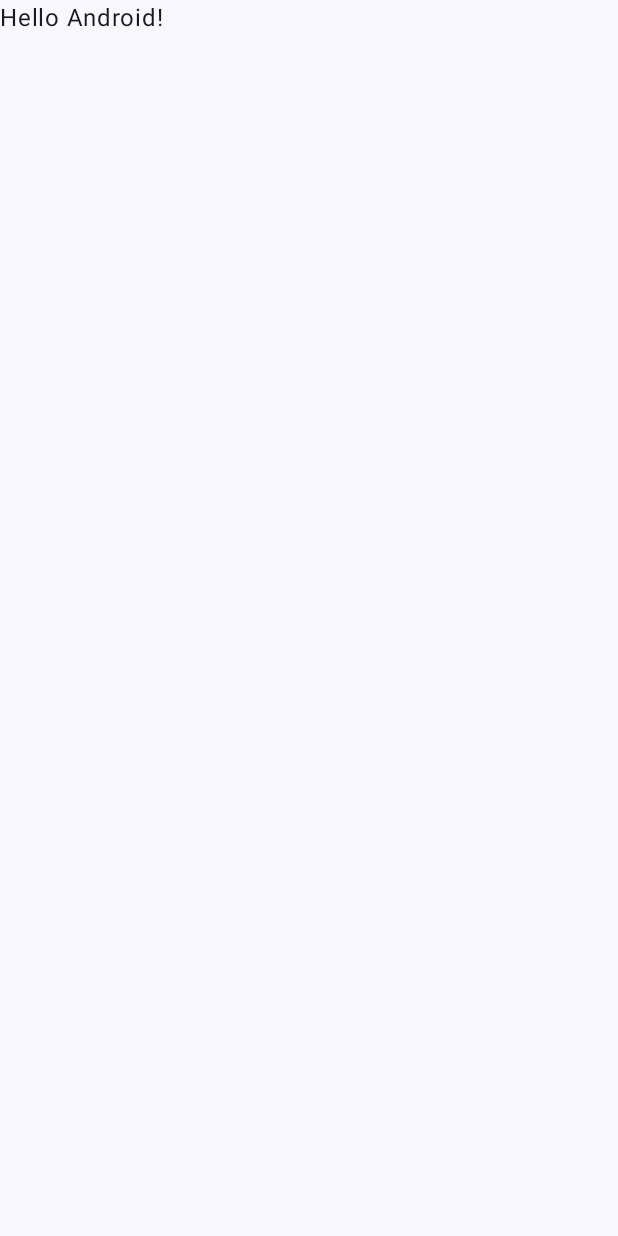
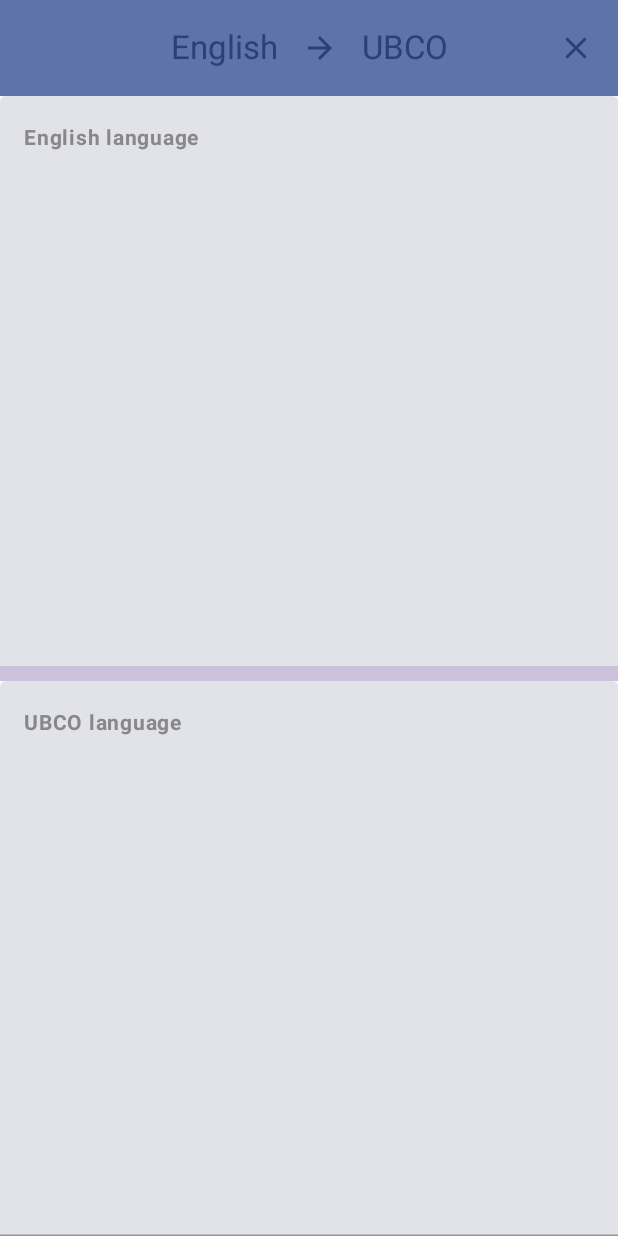
Before and after one commit to taloengrat-p/UBCO_Translate_Text, an Android app built with Jetpack Compose: the screen it shows after launch (MainActivity), on a phone screen of 412 x 824 dp. Before the commit the screen is almost empty. Run offline under Robolectric (Android 15) with nearby library versions, the phone set to English and light mode, and no system bars.

Commit message:
feature : translate ubco rule

```diff
--- a/ubco_translate_text/app/src/main/java/com/example/ubco/ubcotranslatetext/MainActivity.kt
+++ b/ubco_translate_text/app/src/main/java/com/example/ubco/ubcotranslatetext/MainActivity.kt
@@ -3,18 +3,23 @@ package com.example.ubco.ubcotranslatetext
 import android.os.Bundle
 import androidx.activity.ComponentActivity
 import androidx.activity.compose.setContent
+import androidx.activity.viewModels
 import androidx.compose.foundation.layout.fillMaxSize
 import androidx.compose.material3.MaterialTheme
 import androidx.compose.material3.Surface
-import androidx.compose.material3.Text
-import androidx.compose.runtime.Composable
 import androidx.compose.ui.Modifier
-import androidx.compose.ui.tooling.preview.Preview
 import com.example.ubco.ubcotranslatetext.ui.theme.UBCOTranslateTextTheme
+import com.example.ubco.ubcotranslatetext.ui.theme.screens.TranslateTextScreen
+import com.example.ubco.ubcotranslatetext.ui.theme.viewmodels.TranslateTextViewModel
 
 class MainActivity : ComponentActivity() {
+
+    private val translateTextViewModel: TranslateTextViewModel by viewModels()
+
+
     override fun onCreate(savedInstanceState: Bundle?) {
         super.onCreate(savedInstanceState)
+
         setContent {
             UBCOTranslateTextTheme {
                 // A surface container using the 'background' color from the theme
@@ -22,25 +27,12 @@ class MainActivity : ComponentActivity() {
                     modifier = Modifier.fillMaxSize(),
                     color = MaterialTheme.colorScheme.background
                 ) {
-                    Greeting("Android")
+                    TranslateTextScreen(
+                        translateTextViewModel,
+                    )
                 }
             }
         }
     }
+
 }
-
-@Composable
-fun Greeting(name: String, modifier: Modifier = Modifier) {
-    Text(
-        text = "Hello $name!",
-        modifier = modifier
-    )
-}
-
-@Preview(showBackground = true)
-@Composable
-fun GreetingPreview() {
-    UBCOTranslateTextTheme {
-        Greeting("Android")
-    }
-}
--- /dev/null
+++ b/ubco_translate_text/app/src/main/java/com/example/ubco/ubcotranslatetext/ui/theme/screens/TranslateTextScreen.kt
@@ -0,0 +1,190 @@
+package com.example.ubco.ubcotranslatetext.ui.theme.screens
+
+import androidx.compose.foundation.BorderStroke
+import androidx.compose.foundation.border
+import androidx.compose.foundation.layout.Arrangement
+import androidx.compose.foundation.layout.Box
+import androidx.compose.foundation.layout.Column
+import androidx.compose.foundation.layout.Row
+import androidx.compose.foundation.layout.fillMaxHeight
+import androidx.compose.foundation.layout.fillMaxSize
+import androidx.compose.foundation.layout.fillMaxWidth
+import androidx.compose.foundation.layout.padding
+import androidx.compose.foundation.layout.width
+import androidx.compose.foundation.shape.RoundedCornerShape
+import androidx.compose.material.icons.Icons
+import androidx.compose.material.icons.filled.ArrowForward
+import androidx.compose.material.icons.filled.Close
+import androidx.compose.material3.CenterAlignedTopAppBar
+import androidx.compose.material3.Divider
+import androidx.compose.material3.ExperimentalMaterial3Api
+import androidx.compose.material3.Icon
+import androidx.compose.material3.IconButton
+import androidx.compose.material3.MaterialTheme
+import androidx.compose.material3.Scaffold
+import androidx.compose.material3.Text
+import androidx.compose.material3.TextField
+import androidx.compose.material3.TextFieldDefaults
+import androidx.compose.material3.TopAppBarDefaults
+import androidx.compose.runtime.Composable
+import androidx.compose.ui.Alignment
+import androidx.compose.ui.Modifier
+import androidx.compose.ui.graphics.Color
+import androidx.compose.ui.res.stringResource
+import androidx.compose.ui.text.TextStyle
+import androidx.compose.ui.text.font.FontWeight
+import androidx.compose.ui.tooling.preview.Preview
+import androidx.compose.ui.unit.dp
+import androidx.compose.ui.unit.sp
+import com.example.ubco.ubcotranslatetext.R
+import com.example.ubco.ubcotranslatetext.ui.theme.PurpleGrey80
+import com.example.ubco.ubcotranslatetext.ui.theme.viewmodels.TranslateTextViewModel
+
+@OptIn(ExperimentalMaterial3Api::class)
+@Composable
+fun TranslateTextScreen(
+    viewModel: TranslateTextViewModel,
+    modifier: Modifier = Modifier,
+) {
+
+
+    Scaffold(
+        topBar = {
+            CenterAlignedTopAppBar(
+                colors = TopAppBarDefaults.topAppBarColors(
+                    containerColor = MaterialTheme.colorScheme.primaryContainer,
+                    titleContentColor = MaterialTheme.colorScheme.primary,
+                ),
+                title = {
+                    Row(
+                        horizontalArrangement = Arrangement.SpaceBetween,
+                        verticalAlignment = Alignment.CenterVertically
+
+                    ) {
+
+                        Text(stringResource(id = R.string.english))
+                        Box(modifier = modifier.width(16.dp))
+                        Icon(Icons.Default.ArrowForward, contentDescription = "Forward")
+                        Box(modifier = modifier.width(16.dp))
+                        Text(stringResource(id = R.string.ubco))
+                    }
+                },
+                actions = {
+                    IconButton(
+                        onClick = {
+                            viewModel.doClear()
+                        }) {
+                        Icon(
+                            Icons.Default.Close,
+                            contentDescription = "Close",
+                            tint = MaterialTheme.colorScheme.primary
+                        )
+                    }
+                }
+            )
+        },
+    ) { innerPadding ->
+        Column(
+            modifier = Modifier
+                .fillMaxSize()
+                .padding(innerPadding)
+
+        ) {
+            TextField(
+                maxLines = 10,
+                value = viewModel.originalWord,
+                onValueChange = {
+                    viewModel.doTranslate(it)
+                },
+                colors = TextFieldDefaults.colors(
+                    focusedIndicatorColor = Color.Transparent,
+                    unfocusedIndicatorColor = Color.Transparent
+                ),
+                placeholder = {
+                    Text(
+                        text = stringResource(id = R.string.txf_placeholder),
+                        fontWeight = FontWeight.Bold,
+                        fontSize = 24.sp,
+                        color = Color.Black
+                    )
+                },
+                label = {
+                    Text(
+                        stringResource(id = R.string.english_language),
+                        fontWeight = FontWeight.Bold,
+                        fontSize = 14.sp,
+                        color = Color.Gray
+                    )
+                },
+                singleLine = false,
+                textStyle = TextStyle(
+                    fontWeight = FontWeight.Bold,
+                    fontSize = 24.sp,
+                    color = Color.Black
+                ),
+                modifier = modifier
+                    .fillMaxWidth()
+                    .fillMaxHeight(0.5f)
+                    .border(
+                        border = BorderStroke(0.dp, Color.Transparent),
+                    )
+
+
+            )
+            Divider(
+                color = PurpleGrey80,
+                thickness = 10.dp,
+                modifier = modifier.border(
+                    border = BorderStroke(0.dp, Color.Transparent),
+                    shape = RoundedCornerShape(0.dp),
+                )
+            )
+            TextField(
+                maxLines = 10,
+                value = viewModel.translateResult,
+                onValueChange = { },
+                readOnly = true,
+                placeholder = {
+                    Text(
+                        text = stringResource(id = R.string.txf_placeholder),
+                        fontWeight = FontWeight.Bold,
+                        fontSize = 24.sp,
+                        color = Color.Black
+                    )
+                },
+                label = {
+                    Text(
+                        stringResource(id = R.string.ubco_language),
+                        fontWeight = FontWeight.Bold,
+                        fontSize = 14.sp,
+                        color = Color.Gray
+                    )
+                },
+                singleLine = false,
+                textStyle = TextStyle(
+                    fontWeight = FontWeight.Bold,
+                    fontSize = 24.sp,
+                    color = Color.Black
+                ),
+                enabled = false,
+                modifier = modifier
+                    .fillMaxWidth()
+                    .fillMaxHeight(1f)
+
+            )
+        }
+
+    }
+
+
+}
+
+@Preview(showBackground = true)
+@Composable
+fun TranslateTextScreenPreview() {
+    com.example.ubco.ubcotranslatetext.ui.theme.UBCOTranslateTextTheme {
+        TranslateTextScreen(
+            TranslateTextViewModel(),
+        )
+    }
+}
--- a/ubco_translate_text/app/src/main/res/values/strings.xml
+++ b/ubco_translate_text/app/src/main/res/values/strings.xml
@@ -1,3 +1,8 @@
 <resources>
-    <string name="app_name">UBCO Translate text</string>
+    <string name="app_name">UBCO Translate Text</string>
+    <string name="english">English</string>
+    <string name="english_language">English language</string>
+    <string name="ubco">UBCO</string>
+    <string name="ubco_language">UBCO language</string>
+    <string name="txf_placeholder">Enter text</string>
 </resources>
```
Also changed, not shown: ubco_translate_text/app/src/main/java/com/example/ubco/ubcotranslatetext/ui/theme/viewmodels/TranslateTextViewModel.kt (added, +89 -0 lines).
